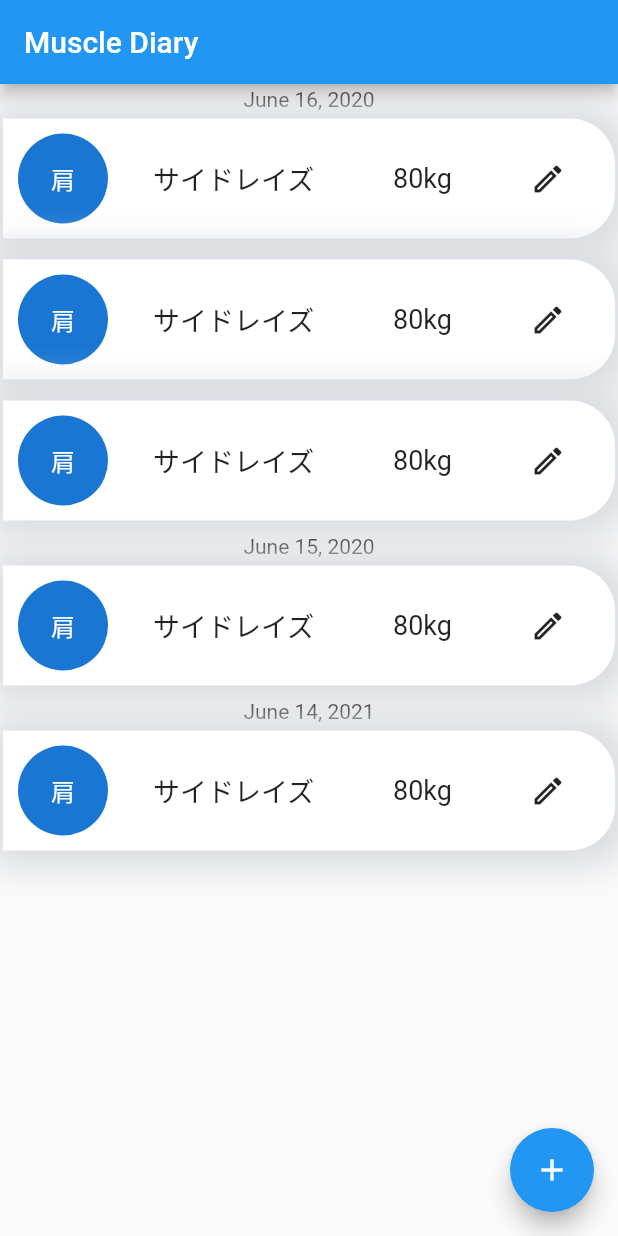
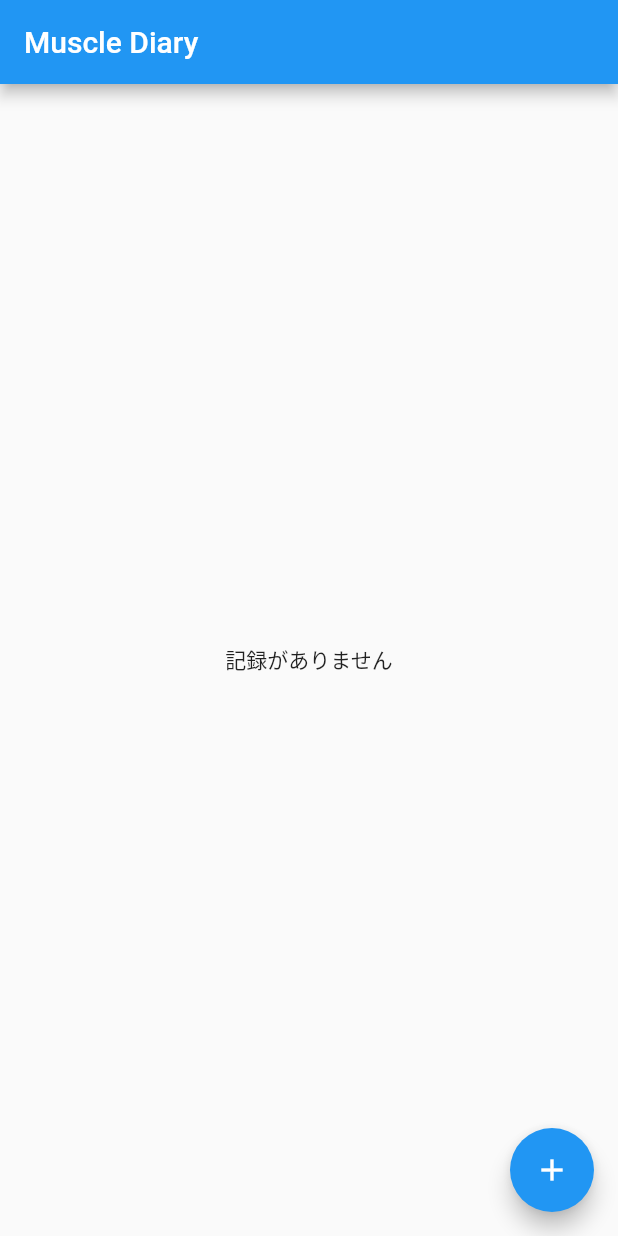
Before and after one commit to kohenro19/muscle_dairay_flutter_001, a Flutter app: the screen it shows after launch, on a phone screen of 412 x 824 dp. Run offline on Flutter 3.47's test engine with Material 2 defaults, Android fonts, the light colour scheme and no system bars; our stand-ins replace google_fonts, sqflite; accounts and stored records are empty; Roboto replaces fonts that are missing (Satisfy).

Commit message:
added the add function

```diff
--- a/lib/db_provider.dart
+++ b/lib/db_provider.dart
@@ -76,7 +76,7 @@ class DBProvider {
 
  Future<List<Note>> getNotes() async {
     final db = await database;
-    final List<Map<String, dynamic>> maps = await db.query('no');
+    final List<Map<String, dynamic>> maps = await db.query('note');
     return List.generate(maps.length, (index) {
       return Note(
         no: maps[index]['no'],
--- a/lib/main.dart
+++ b/lib/main.dart
@@ -2,8 +2,10 @@ import 'package:flutter/foundation.dart';
 import 'package:flutter/material.dart';
 import 'package:intl/intl.dart';
 import 'package:google_fonts/google_fonts.dart';
+import 'package:muscle_dairay/add_note_page.dart';
 import 'note_card.dart';
 import 'db_provider.dart';
+import 'package:muscle_dairay/Note.dart';
 
 void main() {
   runApp(const MyApp());
@@ -115,7 +117,19 @@ class _MyHomePageState extends State<MyHomePage> {
         title: Text(widget.title),
       ),
       body: Center(
-        child: ListView.builder(
+        child: FutureBuilder<List<Note>>(
+          future: dbProvider.getNotes(),
+          initialData: [],
+          builder: (BuildContext context, snapshot) {
+            var data = snapshot.data;
+            var datalength = data!.length; // !はnullではない事を意味する
+
+           return datalength == 0
+
+           ? const Center(
+              child: Text('記録がありません'),
+           )
+           : ListView.builder(
                 itemCount: list.length,
                 itemBuilder: (_, index) {
                   bool isSameDate = true;
@@ -155,13 +169,24 @@ class _MyHomePageState extends State<MyHomePage> {
 
                   }
                 }
+            );
+          }
           ),
         ),
+
       floatingActionButton: FloatingActionButton(
-        onPressed: _incrementCounter,
-        tooltip: 'Increment',
-        child: Icon(Icons.add),
-      ), // This trailing comma makes auto-formatting nicer for build methods.
+          onPressed: () {
+            Navigator.push(context,
+            MaterialPageRoute<bool>(
+              builder: (context) => AddNote()
+            )
+          ).then((value) {   // thenがないと即時反映されない
+            setState(() {});
+          });
+          },
+          tooltip: 'Add Note',
+          child: const Icon(Icons.add),
+        ),
     );
   }
 }
```
Also changed, not shown: lib/add_note_page.dart (added, +15 -0 lines). Lines whose indentation alone changed are shown as unchanged.
